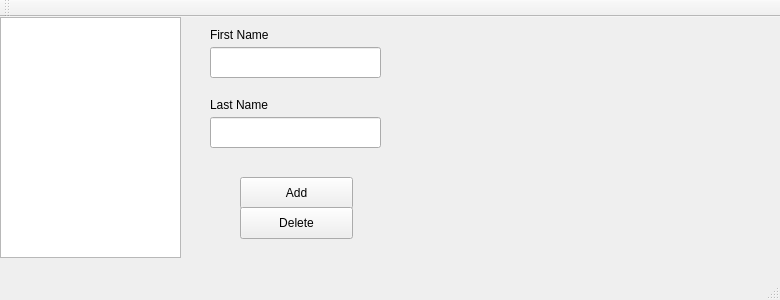
The window that mainwindow.ui (Flyingblu/trival_sms) describes before a commit, drawn with Qt 5.
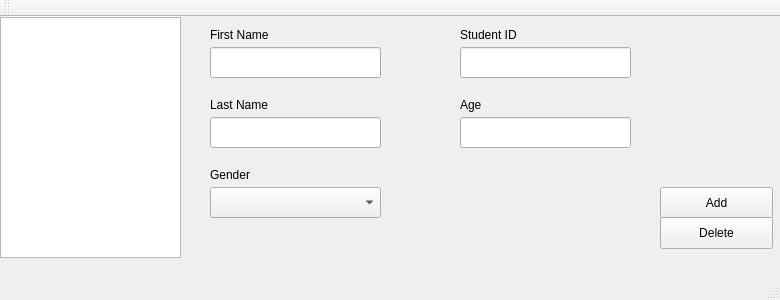
The same window after the commit.

Patch:
```diff
--- a/mainwindow.ui
+++ b/mainwindow.ui
@@ -27,8 +27,8 @@
    <widget class="QPushButton" name="add_pb">
     <property name="geometry">
      <rect>
-      <x>240</x>
-      <y>160</y>
+      <x>660</x>
+      <y>170</y>
       <width>113</width>
       <height>32</height>
      </rect>
@@ -40,8 +40,8 @@
    <widget class="QPushButton" name="del_pb">
     <property name="geometry">
      <rect>
-      <x>240</x>
-      <y>190</y>
+      <x>660</x>
+      <y>200</y>
       <width>113</width>
       <height>32</height>
      </rect>
@@ -96,6 +96,139 @@
      </rect>
     </property>
    </widget>
+   <widget class="QLineEdit" name="stu_id_le">
+    <property name="geometry">
+     <rect>
+      <x>460</x>
+      <y>30</y>
+      <width>171</width>
+      <height>31</height>
+     </rect>
+    </property>
+   </widget>
+   <widget class="QLineEdit" name="age_le">
+    <property name="geometry">
+     <rect>
+      <x>460</x>
+      <y>100</y>
+      <width>171</width>
+      <height>31</height>
+     </rect>
+    </property>
+   </widget>
+   <widget class="QLabel" name="first_name_label_2">
+    <property name="geometry">
+     <rect>
+      <x>460</x>
+      <y>10</y>
+      <width>81</width>
+      <height>16</height>
+     </rect>
+    </property>
+    <property name="text">
+     <string>Student ID</string>
+    </property>
+   </widget>
+   <widget class="QLabel" name="first_name_label_3">
+    <property name="geometry">
+     <rect>
+      <x>460</x>
+      <y>80</y>
+      <width>81</width>
+      <height>16</height>
+     </rect>
+    </property>
+    <property name="text">
+     <string>Age</string>
+    </property>
+   </widget>
+   <widget class="QLabel" name="last_name_label_2">
+    <property name="geometry">
+     <rect>
+      <x>210</x>
+      <y>150</y>
+      <width>121</width>
+      <height>16</height>
+     </rect>
+    </property>
+    <property name="text">
+     <string>Gender</string>
+    </property>
+   </widget>
+   <widget class="QComboBox" name="gender_cb">
+    <property name="geometry">
+     <rect>
+      <x>210</x>
+      <y>170</y>
+      <width>171</width>
+      <height>31</height>
+     </rect>
+    </property>
+   </widget>
+   <widget class="QLabel" name="first_name_warning">
+    <property name="geometry">
+     <rect>
+      <x>210</x>
+      <y>60</y>
+      <width>171</width>
+      <height>16</height>
+     </rect>
+    </property>
+    <property name="mouseTracking">
+     <bool>false</bool>
+    </property>
+    <property name="text">
+     <string/>
+    </property>
+   </widget>
+   <widget class="QLabel" name="last_name_warning">
+    <property name="geometry">
+     <rect>
+      <x>210</x>
+      <y>130</y>
+      <width>171</width>
+      <height>16</height>
+     </rect>
+    </property>
+    <property name="mouseTracking">
+     <bool>false</bool>
+    </property>
+    <property name="text">
+     <string/>
+    </property>
+   </widget>
+   <widget class="QLabel" name="stu_id_warning">
+    <property name="geometry">
+     <rect>
+      <x>460</x>
+      <y>60</y>
+      <width>171</width>
+      <height>16</height>
+     </rect>
+    </property>
+    <property name="mouseTracking">
+     <bool>false</bool>
+    </property>
+    <property name="text">
+     <string/>
+    </property>
+   </widget>
+   <widget class="QLabel" name="age_warning">
+    <property name="geometry">
+     <rect>
+      <x>460</x>
+      <y>130</y>
+      <width>171</width>
+      <height>16</height>
+     </rect>
+    </property>
+    <property name="mouseTracking">
+     <bool>false</bool>
+    </property>
+    <property name="text">
+     <string/>
+    </property>
+   </widget>
   </widget>
   <widget class="QMenuBar" name="menuBar">
    <property name="geometry">
```
